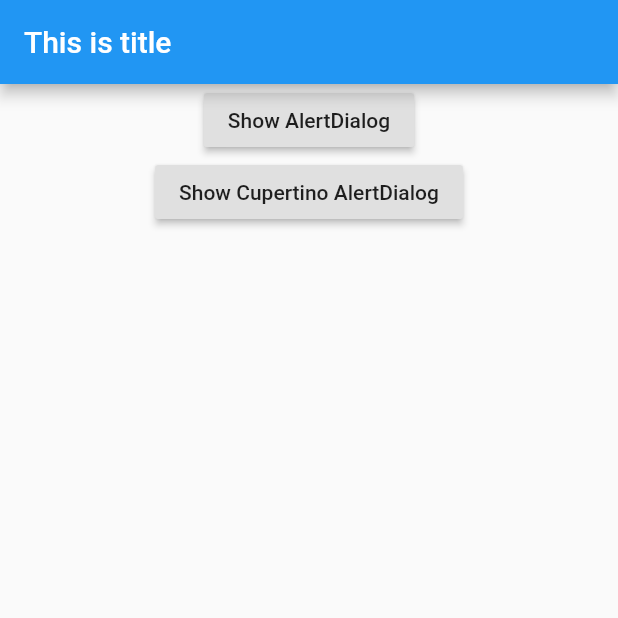
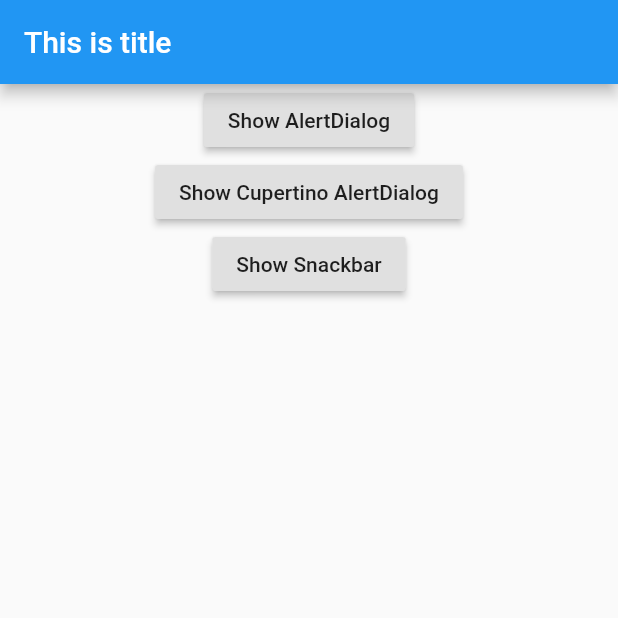
Before and after one commit to samtarmizi/flutter-firstapp, a Flutter app: the screen it shows after launch, on a phone screen of 412 x 824 dp, the top half of it. Run offline on Flutter 3.47's test engine with Material 2 defaults, Android fonts, the phone set to English and light mode, and no system bars.

Commit message:
Add snackbar

```diff
--- a/lib/main.dart
+++ b/lib/main.dart
@@ -20,6 +20,7 @@ class MyApp extends StatelessWidget {
           children: <Widget>[
             HomePageAndroid(),
             HomePageIOS(),
+            SnackBarDemo(),
           ],
         )
 
@@ -96,3 +97,28 @@ class HomePageAndroid extends StatelessWidget {
     );
   }
 }
+
+class SnackBarDemo extends StatelessWidget {
+
+  @override
+  Widget build(BuildContext context) {
+    return Center(
+      child: RaisedButton(
+        child: Text('Show Snackbar'),
+        onPressed: (){
+          final snackbar = SnackBar(
+            content: Text('Hi'),
+            action: SnackBarAction(
+              label: '>',
+              onPressed: (){
+                // code here
+                print('Close Snackbar');
+              },
+            ),
+          );
+          Scaffold.of(context).showSnackBar(snackbar);
+        },
+      ),
+    );
+  }
+}
```
